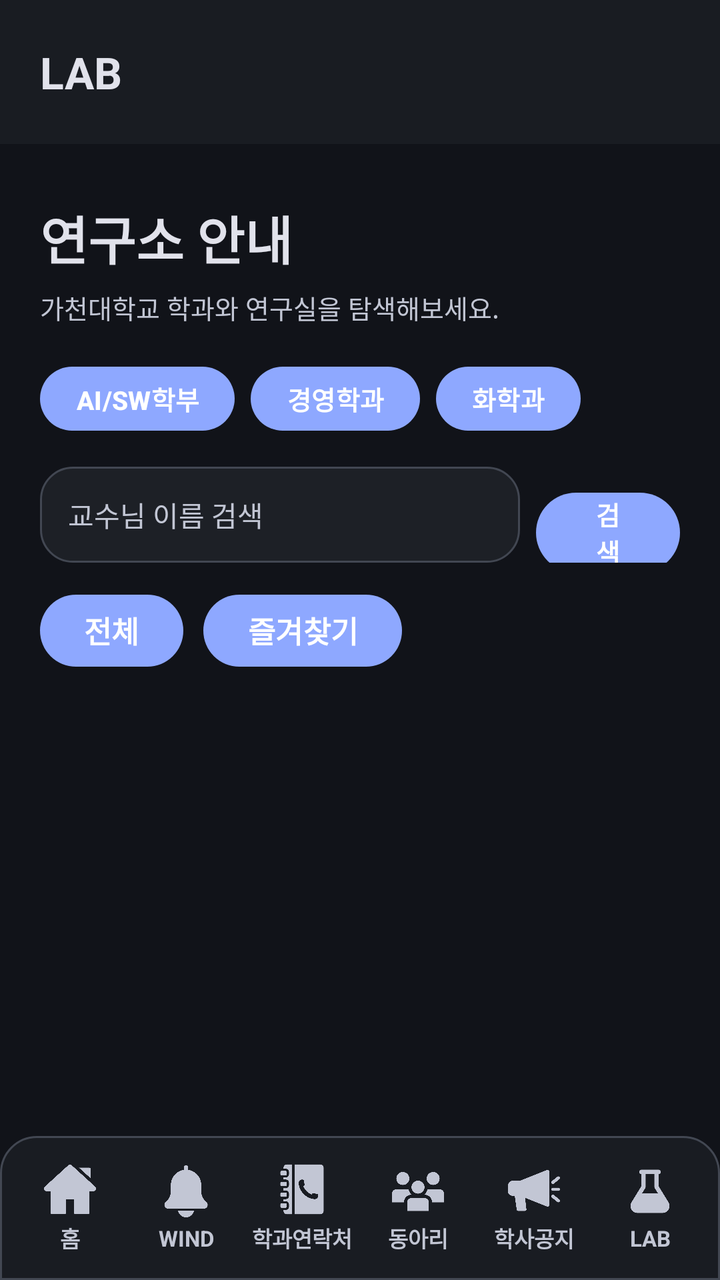
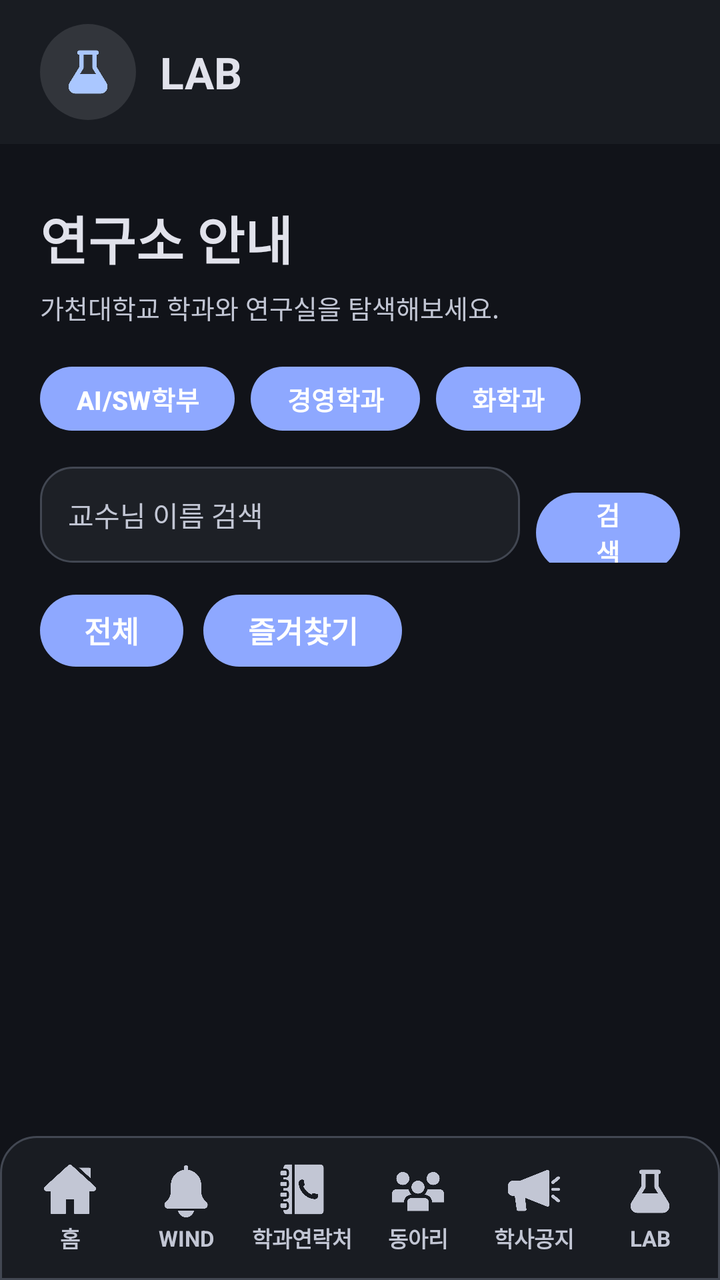

Two renders of the same Android screen: before a commit and after it. Below are the layout's source before the change and the commit's diff.
<!-- AndroidManifest.xml: application theme Theme.GachonBridge -->
<!-- res/layout/activity_lab.xml -->
<?xml version="1.0" encoding="utf-8"?>
<androidx.constraintlayout.widget.ConstraintLayout
    xmlns:android="http://schemas.android.com/apk/res/android"
    xmlns:app="http://schemas.android.com/apk/res-auto"
    android:layout_width="match_parent"
    android:layout_height="match_parent"
    android:background="@drawable/bg_app">

    
    <LinearLayout
        android:id="@+id/labTopBar"
        android:layout_width="0dp"
        android:layout_height="72dp"
        android:background="@color/gb_surface_low"
        android:gravity="center_vertical"
        android:orientation="horizontal"
        android:paddingStart="20dp"
        android:paddingEnd="20dp"
        app:layout_constraintTop_toTopOf="parent"
        app:layout_constraintStart_toStartOf="parent"
        app:layout_constraintEnd_toEndOf="parent">

        <TextView
            android:layout_width="wrap_content"
            android:layout_height="wrap_content"
            android:text="@string/page_lab_title"
            android:textColor="@color/gb_on_surface"
            android:textSize="22sp"
            android:textStyle="bold" />

    </LinearLayout>

    
    <ScrollView
        android:layout_width="0dp"
        android:layout_height="0dp"
        android:clipToPadding="false"
        android:paddingBottom="16dp"
        app:layout_constraintTop_toBottomOf="@id/labTopBar"
        app:layout_constraintBottom_toTopOf="@id/bottomNav"
        app:layout_constraintStart_toStartOf="parent"
        app:layout_constraintEnd_toEndOf="parent">

        <LinearLayout
            android:layout_width="match_parent"
            android:layout_height="wrap_content"
            android:orientation="vertical"
            android:padding="20dp">

            
            <TextView
                android:layout_width="match_parent"
                android:layout_height="wrap_content"
                android:layout_marginTop="8dp"
                android:text="연구소 안내"
                android:textColor="@color/gb_on_surface"
                android:textSize="26sp"
                android:textStyle="bold" />

            <TextView
                android:id="@+id/txtLabSubtitle"
                android:layout_width="match_parent"
                android:layout_height="wrap_content"
                android:layout_marginTop="6dp"
                android:layout_marginBottom="16dp"
                android:text="가천대학교 학과와 연구실을 탐색해보세요."
                android:textColor="@color/gb_on_surface_variant"
                android:textSize="13sp" />

            
            <HorizontalScrollView
                android:layout_width="match_parent"
                android:layout_height="wrap_content"
                android:layout_marginBottom="14dp"
                android:scrollbars="none">

                <LinearLayout
                    android:layout_width="wrap_content"
                    android:layout_height="wrap_content"
                    android:orientation="horizontal">

                    <Button
                        android:id="@+id/btnTabAi"
                        android:layout_width="wrap_content"
                        android:layout_height="40dp"
                        android:layout_marginEnd="8dp"
                        android:background="@null"
                        android:minWidth="0dp"
                        android:minHeight="0dp"
                        android:gravity="center"
                        android:includeFontPadding="false"
                        android:paddingStart="18dp"
                        android:paddingEnd="18dp"
                        android:paddingTop="0dp"
                        android:paddingBottom="0dp"
                        android:text="AI/SW학부"
                        android:textAllCaps="false"
                        android:textSize="13sp"
                        android:textStyle="bold" />

                    <Button
                        android:id="@+id/btnTabBusiness"
                        android:layout_width="wrap_content"
                        android:layout_height="40dp"
                        android:layout_marginEnd="8dp"
                        android:background="@null"
                        android:minWidth="0dp"
                        android:minHeight="0dp"
                        android:gravity="center"
                        android:includeFontPadding="false"
                        android:paddingStart="18dp"
                        android:paddingEnd="18dp"
                        android:paddingTop="0dp"
                        android:paddingBottom="0dp"
                        android:text="경영학과"
                        android:textAllCaps="false"
                        android:textSize="13sp"
                        android:textStyle="bold" />

                    <Button
                        android:id="@+id/btnTabChem"
                        android:layout_width="wrap_content"
                        android:layout_height="40dp"
                        android:background="@null"
                        android:minWidth="0dp"
                        android:minHeight="0dp"
                        android:gravity="center"
                        android:includeFontPadding="false"
                        android:paddingStart="18dp"
                        android:paddingEnd="18dp"
                        android:paddingTop="0dp"
                        android:paddingBottom="0dp"
                        android:text="화학과"
                        android:textAllCaps="false"
                        android:textSize="13sp"
                        android:textStyle="bold" />

                </LinearLayout>
            </HorizontalScrollView>

            
            <LinearLayout
                android:layout_width="match_parent"
                android:layout_height="wrap_content"
                android:layout_marginBottom="12dp"
                android:orientation="horizontal">

                <EditText
                    android:id="@+id/editSearchProfessor"
                    android:layout_width="0dp"
                    android:layout_height="48dp"
                    android:layout_weight="1"
                    android:background="@drawable/bg_card"
                    android:gravity="center_vertical"
                    android:hint="교수님 이름 검색"
                    android:imeOptions="actionSearch"
                    android:inputType="textPersonName"
                    android:paddingStart="14dp"
                    android:paddingEnd="14dp"
                    android:singleLine="true"
                    android:textColor="@color/gb_on_surface"
                    android:textColorHint="@color/gb_on_surface_variant"
                    android:textSize="14sp" />

                <Button
                    android:id="@+id/btnSearchProfessor"
                    android:layout_width="72dp"
                    android:layout_height="48dp"
                    android:layout_marginStart="8dp"
                    android:background="@null"
                    android:minWidth="0dp"
                    android:minHeight="0dp"
                    android:gravity="center"
                    android:includeFontPadding="false"
                    android:paddingTop="0dp"
                    android:paddingBottom="0dp"
                    android:text="검색"
                    android:textAllCaps="false"
                    android:textSize="13sp"
                    android:textStyle="bold" />

            </LinearLayout>

            
            <LinearLayout
                android:layout_width="match_parent"
                android:layout_height="wrap_content"
                android:layout_marginBottom="14dp"
                android:orientation="horizontal">

                <Button
                    android:id="@+id/btnViewAll"
                    android:layout_width="wrap_content"
                    android:layout_height="44dp"
                    android:layout_marginEnd="10dp"
                    android:background="@null"
                    android:minWidth="0dp"
                    android:minHeight="0dp"
                    android:gravity="center"
                    android:includeFontPadding="false"
                    android:paddingStart="22dp"
                    android:paddingEnd="22dp"
                    android:paddingTop="0dp"
                    android:paddingBottom="0dp"
                    android:text="전체"
                    android:textAllCaps="false"
                    android:textSize="15sp"
                    android:textStyle="bold" />

                <Button
                    android:id="@+id/btnViewFavorites"
                    android:layout_width="wrap_content"
                    android:layout_height="44dp"
                    android:background="@null"
                    android:minWidth="0dp"
                    android:minHeight="0dp"
                    android:gravity="center"
                    android:includeFontPadding="false"
                    android:paddingStart="22dp"
                    android:paddingEnd="22dp"
                    android:paddingTop="0dp"
                    android:paddingBottom="0dp"
                    android:text="즐겨찾기"
                    android:textAllCaps="false"
                    android:textSize="15sp"
                    android:textStyle="bold" />

            </LinearLayout>

            
            <LinearLayout
                android:id="@+id/labListLayout"
                android:layout_width="match_parent"
                android:layout_height="wrap_content"
                android:orientation="vertical" />

            
            <Button
                android:id="@+id/btnMoreLabs"
                android:layout_width="match_parent"
                android:layout_height="48dp"
                android:layout_marginTop="4dp"
                android:layout_marginBottom="16dp"
                android:background="@null"
                android:minWidth="0dp"
                android:minHeight="0dp"
                android:gravity="center"
                android:includeFontPadding="false"
                android:paddingTop="0dp"
                android:paddingBottom="0dp"
                android:text="연구소 더보기"
                android:textAllCaps="false"
                android:textSize="14sp"
                android:textStyle="bold"
                android:visibility="gone" />

        </LinearLayout>
    </ScrollView>

    
    <include
        android:id="@+id/bottomNav"
        layout="@layout/view_bottom_nav"
        android:layout_width="0dp"
        android:layout_height="72dp"
        app:layout_constraintBottom_toBottomOf="parent"
        app:layout_constraintStart_toStartOf="parent"
        app:layout_constraintEnd_toEndOf="parent" />

</androidx.constraintlayout.widget.ConstraintLayout>
<!-- res/layout/view_bottom_nav.xml (included above) -->
<?xml version="1.0" encoding="utf-8"?>
<LinearLayout xmlns:android="http://schemas.android.com/apk/res/android"
    android:layout_width="match_parent"
    android:layout_height="72dp"
    android:background="@drawable/bg_bottom_nav"
    android:gravity="center"
    android:orientation="horizontal"
    android:paddingStart="6dp"
    android:paddingEnd="6dp">

    <LinearLayout
        android:id="@+id/navHome"
        style="@style/BottomNavItem">

        <ImageView
            android:id="@+id/navHomeIcon"
            style="@style/BottomNavIcon"
            android:contentDescription="@null"
            android:src="@drawable/ic_home" />

        <TextView
            style="@style/BottomNavLabel"
            android:text="@string/nav_home" />
    </LinearLayout>

    <LinearLayout
        android:id="@+id/navWind"
        style="@style/BottomNavItem">

        <ImageView
            android:id="@+id/navWindIcon"
            style="@style/BottomNavIcon"
            android:contentDescription="@null"
            android:src="@drawable/bell" />

        <TextView
            style="@style/BottomNavLabel"
            android:text="@string/nav_wind" />
    </LinearLayout>

    <LinearLayout
        android:id="@+id/navContact"
        style="@style/BottomNavItem">

        <ImageView
            android:id="@+id/navContactIcon"
            style="@style/BottomNavIcon"
            android:contentDescription="@null"
            android:src="@drawable/ic_phone_book" />

        <TextView
            style="@style/BottomNavLabel"
            android:text="@string/nav_contact" />
    </LinearLayout>

    <LinearLayout
        android:id="@+id/navClub"
        style="@style/BottomNavItem">

        <ImageView
            android:id="@+id/navClubIcon"
            style="@style/BottomNavIcon"
            android:contentDescription="@null"
            android:src="@drawable/ic_people" />

        <TextView
            style="@style/BottomNavLabel"
            android:text="@string/nav_club" />
    </LinearLayout>

    <LinearLayout
        android:id="@+id/navNotice"
        style="@style/BottomNavItem">

        <ImageView
            android:id="@+id/navNoticeIcon"
            style="@style/BottomNavIcon"
            android:contentDescription="@null"
            android:src="@drawable/ic_megaphone" />

        <TextView
            style="@style/BottomNavLabel"
            android:text="@string/nav_notice" />
    </LinearLayout>

    <LinearLayout
        android:id="@+id/navLab"
        style="@style/BottomNavItem">

        <ImageView
            android:id="@+id/navLabIcon"
            style="@style/BottomNavIcon"
            android:contentDescription="@null"
            android:src="@drawable/ic_tube" />

        <TextView
            style="@style/BottomNavLabel"
            android:text="@string/nav_lab" />
    </LinearLayout>
</LinearLayout>
<!-- resources referenced by this layout -->
<resources>
  <color name="gb_on_surface">#E1E2EB</color>
  <color name="gb_on_surface_variant">#C2C6D4</color>
  <color name="gb_surface_low">#191C22</color>
  <!-- drawable bell: png bitmap (drawable, 8389 bytes) -->
  <!-- drawable bg_app (drawable) -->
  <?xml version="1.0" encoding="utf-8"?>
  <shape xmlns:android="http://schemas.android.com/apk/res/android">
      <solid android:color="@color/gb_background" />
  </shape>
  <!-- drawable bg_bottom_nav (drawable) -->
  <?xml version="1.0" encoding="utf-8"?>
  <shape xmlns:android="http://schemas.android.com/apk/res/android">
      <solid android:color="@color/gb_surface_low" />
      <stroke
          android:width="1dp"
          android:color="@color/gb_outline_variant" />
      <corners
          android:topLeftRadius="18dp"
          android:topRightRadius="18dp" />
  </shape>
  <!-- drawable bg_card (drawable) -->
  <?xml version="1.0" encoding="utf-8"?>
  <shape xmlns:android="http://schemas.android.com/apk/res/android">
      <solid android:color="@color/gb_surface" />
      <stroke
          android:width="1dp"
          android:color="@color/gb_outline_variant" />
      <corners android:radius="16dp" />
  </shape>
  <!-- drawable ic_home: png bitmap (drawable, 9227 bytes) -->
  <!-- drawable ic_people: png bitmap (drawable, 10553 bytes) -->
  <!-- drawable ic_tube: png bitmap (drawable, 7397 bytes) -->
  <string name="nav_club">동아리</string>
  <string name="nav_contact">학과연락처</string>
  <string name="nav_home">홈</string>
  <string name="nav_lab">LAB</string>
  <string name="nav_notice">학사공지</string>
  <string name="nav_wind">WIND</string>
  <string name="page_lab_title">LAB</string>
  <style name="BottomNavIcon">
          <item name="android:layout_width">26dp</item>
          <item name="android:layout_height">26dp</item>
          <item name="android:scaleType">centerInside</item>
          <item name="android:tint">@color/gb_on_surface_variant</item>
      </style>
  <style name="BottomNavItem">
          <item name="android:layout_width">0dp</item>
          <item name="android:layout_height">match_parent</item>
          <item name="android:layout_weight">1</item>
          <item name="android:gravity">center</item>
          <item name="android:orientation">vertical</item>
          <item name="android:paddingTop">7dp</item>
          <item name="android:paddingBottom">6dp</item>
      </style>
  <style name="BottomNavLabel">
          <item name="android:layout_width">match_parent</item>
          <item name="android:layout_height">wrap_content</item>
          <item name="android:layout_marginTop">3dp</item>
          <item name="android:gravity">center</item>
          <item name="android:singleLine">true</item>
          <item name="android:textColor">@color/gb_on_surface_variant</item>
          <item name="android:textSize">11sp</item>
          <item name="android:textStyle">bold</item>
      </style>
  <style name="Theme.GachonBridge" parent="Base.Theme.GachonBridge" />
  <color name="gb_background">#111319</color>
  <color name="gb_outline_variant">#424752</color>
  <color name="gb_surface">#1D2026</color>
  <style name="Base.Theme.GachonBridge" parent="Theme.Material3.DayNight.NoActionBar">
          <item name="android:windowBackground">@color/gb_background</item>
          <item name="android:statusBarColor">@color/gb_surface_low</item>
          <item name="android:navigationBarColor">@color/gb_surface_low</item>
          <item name="android:windowLightStatusBar">false</item>
          <item name="android:windowLightNavigationBar">false</item>
          <item name="colorPrimary">#8EA8FF</item>
          <item name="colorPrimaryVariant">#8EA8FF</item>
      </style>
  <!-- unchanged entries left out for length: 2 -->
</resources>

<!-- the commit's change to res/layout/activity_lab.xml (unified diff, before → after) -->
@@ -20,9 +20,20 @@
         app:layout_constraintStart_toStartOf="parent"
         app:layout_constraintEnd_toEndOf="parent">
 
+        <ImageView
+            android:layout_width="48dp"
+            android:layout_height="48dp"
+            android:background="@drawable/bg_icon_circle"
+            android:contentDescription="@null"
+            android:padding="11dp"
+            android:scaleType="centerInside"
+            android:src="@drawable/ic_tube"
+            android:tint="@color/gb_primary" />
+
         <TextView
             android:layout_width="wrap_content"
             android:layout_height="wrap_content"
+            android:layout_marginStart="12dp"
             android:text="@string/page_lab_title"
             android:textColor="@color/gb_on_surface"
             android:textSize="22sp"
<!-- resource entries referenced after the edit -->
@@ -2,6 +2,7 @@
 <resources>
   <color name="gb_on_surface">#E1E2EB</color>
   <color name="gb_on_surface_variant">#C2C6D4</color>
+  <color name="gb_primary">#AAC7FF</color>
   <color name="gb_surface_low">#191C22</color>
   <!-- drawable bell: png bitmap (drawable, 8389 bytes) -->
   <!-- drawable bg_app (drawable) -->
@@ -28,6 +29,12 @@
           android:width="1dp"
           android:color="@color/gb_outline_variant" />
       <corners android:radius="16dp" />
+  </shape>
+  <!-- drawable bg_icon_circle (drawable) -->
+  <?xml version="1.0" encoding="utf-8"?>
+  <shape xmlns:android="http://schemas.android.com/apk/res/android"
+      android:shape="oval">
+      <solid android:color="@color/gb_surface_highest" />
   </shape>
   <!-- drawable ic_home: png bitmap (drawable, 9227 bytes) -->
   <!-- drawable ic_people: png bitmap (drawable, 10553 bytes) -->
@@ -68,6 +75,7 @@
   <color name="gb_background">#111319</color>
   <color name="gb_outline_variant">#424752</color>
   <color name="gb_surface">#1D2026</color>
+  <color name="gb_surface_highest">#32353B</color>
   <style name="Base.Theme.GachonBridge" parent="Theme.Material3.DayNight.NoActionBar">
           <item name="android:windowBackground">@color/gb_background</item>
           <item name="android:statusBarColor">@color/gb_surface_low</item>
